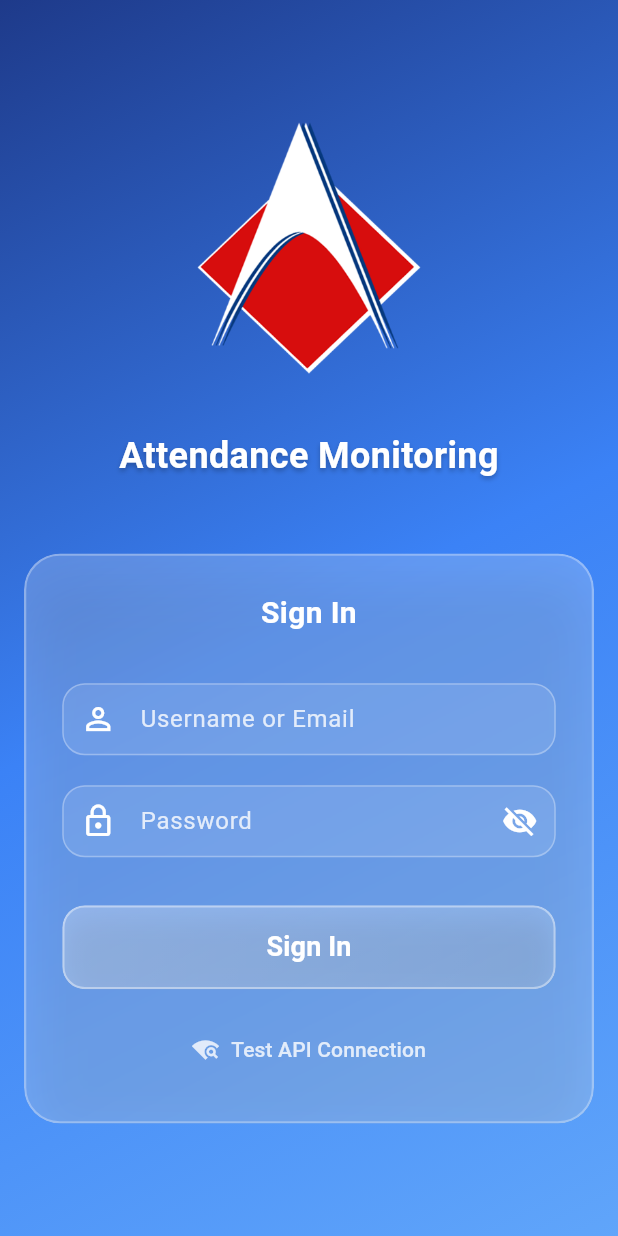
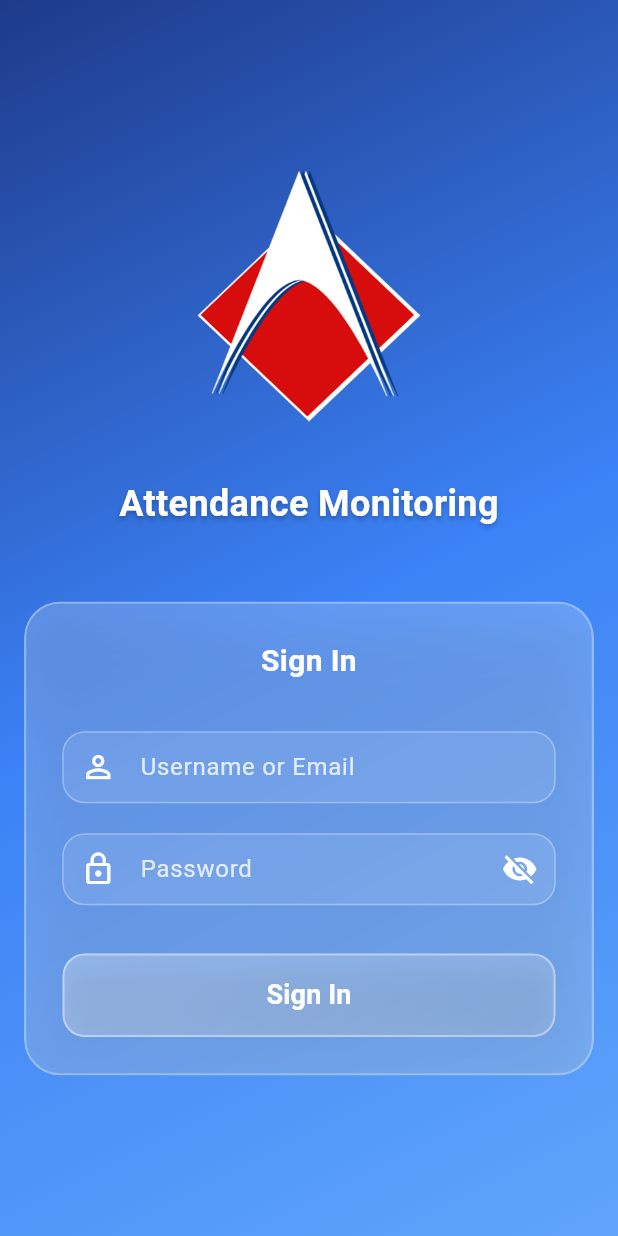
Before and after one commit to Davefgh/AMSv2, a Flutter app: the screen it shows after launch, on a phone screen of 412 x 824 dp. Run offline on Flutter 3.47's test engine with Material 3 defaults, Android fonts, the light colour scheme and no system bars; our stand-ins replace flutter_dotenv, flutter_riverpod, logger, qr_flutter, riverpod_annotation, shared_preferences; missing offline and left inert: mobile_scanner, signalr_netcore; accounts and stored records are empty; generated files the repository leaves out were written again.

Commit message:
Remove Test API Connection button from login screen

```diff
--- a/lib/screens/shared/auth/login_screen.dart
+++ b/lib/screens/shared/auth/login_screen.dart
@@ -22,43 +22,12 @@ class _LoginScreenState extends ConsumerState<LoginScreen> {
   bool _isPasswordVisible = false;
   bool _isLoading = false;
   String? _errorMessage;
-  bool _isTestingConnection = false;
 
   @override
   void dispose() {
     _usernameController.dispose();
     _passwordController.dispose();
     super.dispose();
-  }
-
-  Future<void> _testConnection() async {
-    setState(() {
-      _isTestingConnection = true;
-      _errorMessage = null;
-    });
-
-    try {
-      final health = await ApiService().getHealth();
-      setState(() {
-        _errorMessage = 'Connection successful! Server status: ${health.status}';
-      });
-    } catch (e) {
-      setState(() {
-        if (e is ApiException) {
-          _errorMessage =
-              'Connection test failed (${e.statusCode}): ${e.message}\nURL: ${AppConstants.apiBaseUrl}/api/health';
-        } else {
-          _errorMessage =
-              'Connection test failed: $e\nURL: ${AppConstants.apiBaseUrl}';
-        }
-      });
-    } finally {
-      if (mounted) {
-        setState(() {
-          _isTestingConnection = false;
-        });
-      }
-    }
   }
 
   Future<void> _handleLogin() async {
@@ -270,9 +239,6 @@ class _LoginScreenState extends ConsumerState<LoginScreen> {
                                 const SizedBox(height: 32),
                                 // Login Button
                                 _buildLoginButton(),
-                                const SizedBox(height: 16),
-                                // Test Connection Button
-                                _buildTestConnectionButton(),
                               ],
                             ),
                           ),
@@ -502,40 +468,4 @@ class _LoginScreenState extends ConsumerState<LoginScreen> {
       ),
     );
   }
-
-  Widget _buildTestConnectionButton() {
-    return TextButton(
-      onPressed: _isTestingConnection ? null : _testConnection,
-      style: TextButton.styleFrom(
-        padding: const EdgeInsets.symmetric(vertical: 12),
-      ),
-      child: _isTestingConnection
-          ? const SizedBox(
-              height: 16,
-              width: 16,
-              child: CircularProgressIndicator(
-                color: Colors.white,
-                strokeWidth: 2,
-              ),
-            )
-          : Row(
-              mainAxisAlignment: MainAxisAlignment.center,
-              children: [
-                Icon(
-                  Icons.wifi_find,
-                  color: Colors.white.withValues(alpha: 0.8),
-                  size: 18,
-                ),
-                const SizedBox(width: 8),
-                Text(
-                  'Test API Connection',
-                  style: TextStyle(
-                    color: Colors.white.withValues(alpha: 0.8),
-                    fontSize: 14,
-                  ),
-                ),
-              ],
-            ),
-    );
-  }
 }
```
